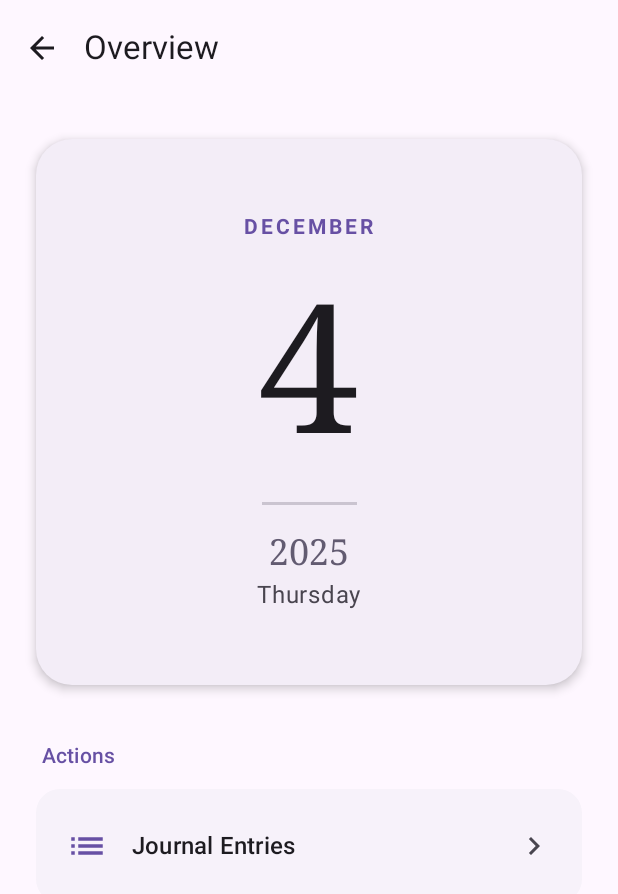
After one commit to below2/Journal-Better, an Android app built with Jetpack Compose: the composable DayDetailsScreen called with empty values, on a phone screen of 412 x 824 dp. The commit adds this screen. Shown: the top 894 px of the screen. Run offline under Robolectric (Android 15) with nearby library versions, the phone set to English and light mode, and no system bars.

Commit message:
Added day details screen for scaleability of features, refactored

```diff
--- a/app/src/main/java/com/beelow/journalbetter/navigation/JournalNavGraph.kt
+++ b/app/src/main/java/com/beelow/journalbetter/navigation/JournalNavGraph.kt
@@ -9,8 +9,9 @@ import androidx.navigation.compose.NavHost
 import androidx.navigation.compose.composable
 import androidx.navigation.navArgument
 import com.beelow.journalbetter.ui.calendar.CalendarScreen
+import com.beelow.journalbetter.ui.dayDetails.DayDetailsScreen
 import com.beelow.journalbetter.ui.entries.EntriesScreen
-import com.beelow.journalbetter.ui.entries.EntryDetailsScreen
+import com.beelow.journalbetter.ui.entryDetails.EntryDetailsScreen
 
 @RequiresApi(Build.VERSION_CODES.O)
 @Composable
@@ -26,9 +27,27 @@ fun JournalNavGraph(
                 onLogout = onLogout
             )
         }
+        // Day Details
+        composable(
+            "dayDetails/{date}",
+            arguments = listOf(navArgument("date") {
+                type = NavType.StringType
+                nullable = false
+            })
+        ) { backStackEntry ->
+            var date = backStackEntry.arguments?.getString("date")
+            if (date.isNullOrBlank()) {
+                date = "0000-01-01"
+            }
+
+            DayDetailsScreen(
+                navController = navController,
+                date = date
+            )
+        }
         // Entries
         composable(
-            "details/{date}?quickNote={quickNote}",
+            "entries/{date}?quickNote={quickNote}",
             arguments = listOf(
                 navArgument("date") {
                     type = NavType.StringType
@@ -46,7 +65,11 @@ fun JournalNavGraph(
                 date = "0000-01-01"
             }
 
-            EntriesScreen(date = date, quickNote = quickNote, navController = navController)
+            EntriesScreen(
+                date = date,
+                quickNote = quickNote,
+                navController = navController
+            )
         }
         // Entry Details
         composable(
--- a/app/src/main/java/com/beelow/journalbetter/ui/calendar/CalendarScreen.kt
+++ b/app/src/main/java/com/beelow/journalbetter/ui/calendar/CalendarScreen.kt
@@ -85,7 +85,7 @@ fun CalendarScreen(
                 onNextMonth = { viewModel.onSetNextMonth() },
                 onDayClick = { day ->
                     val date = String.format("%d-%02d-%02d", day.year, day.month + 1, day.day)
-                    navController.navigate("details/$date")
+                    navController.navigate("dayDetails/$date")
                 }
             )
 
@@ -95,7 +95,7 @@ fun CalendarScreen(
                     val now = LocalDateTime.now()
                     val date = String.format("%d-%02d-%02d", now.year, now.monthValue, now.dayOfMonth)
                     val encodedNote = URLEncoder.encode(note, StandardCharsets.UTF_8.toString())
-                    navController.navigate("details/$date?quickNote=$encodedNote")
+                    navController.navigate("entries/$date?quickNote=$encodedNote")
                 }
             )
         }
--- /dev/null
+++ b/app/src/main/java/com/beelow/journalbetter/ui/dayDetails/DayDetailsScreen.kt
@@ -0,0 +1,98 @@
+package com.beelow.journalbetter.ui.dayDetails
+
+import android.os.Build
+import androidx.annotation.RequiresApi
+import androidx.compose.foundation.layout.Column
+import androidx.compose.foundation.layout.Spacer
+import androidx.compose.foundation.layout.fillMaxSize
+import androidx.compose.foundation.layout.height
+import androidx.compose.foundation.layout.padding
+import androidx.compose.material.icons.Icons
+import androidx.compose.material.icons.automirrored.filled.ArrowBack
+import androidx.compose.material.icons.automirrored.filled.List
+import androidx.compose.material3.ExperimentalMaterial3Api
+import androidx.compose.material3.Icon
+import androidx.compose.material3.IconButton
+import androidx.compose.material3.MaterialTheme
+import androidx.compose.material3.Scaffold
+import androidx.compose.material3.Text
+import androidx.compose.material3.TopAppBar
+import androidx.compose.material3.TopAppBarDefaults
+import androidx.compose.runtime.Composable
+import androidx.compose.ui.Alignment
+import androidx.compose.ui.Modifier
+import androidx.compose.ui.unit.dp
+import androidx.lifecycle.viewmodel.compose.viewModel
+import androidx.navigation.NavController
+import com.beelow.journalbetter.ui.dayDetails.components.DateDisplayCard
+import com.beelow.journalbetter.ui.dayDetails.components.DetailsActionRow
+import java.time.LocalDate
+import java.time.format.DateTimeParseException
+
+@RequiresApi(Build.VERSION_CODES.O)
+@OptIn(ExperimentalMaterial3Api::class)
+@Composable
+fun DayDetailsScreen(
+    navController: NavController,
+    date: String,
+    viewModel: DayDetailsViewModel = viewModel()
+) {
+    // Parse the date string to a LocalDate object
+    val localDate = try {
+        LocalDate.parse(date)
+    } catch (e: DateTimeParseException) {
+        LocalDate.now()
+    }
+
+    Scaffold(
+        topBar = {
+            TopAppBar(
+                title = { Text("Overview") },
+                navigationIcon = {
+                    IconButton(onClick = { navController.popBackStack() }) {
+                        Icon(Icons.AutoMirrored.Filled.ArrowBack, "Back")
+                    }
+                },
+                colors = TopAppBarDefaults.topAppBarColors(
+                    containerColor = MaterialTheme.colorScheme.background
+                )
+            )
+        }
+    ) { paddingValues ->
+        Column(
+            modifier = Modifier
+                .fillMaxSize()
+                .padding(paddingValues)
+                .padding(24.dp), // Good outer padding
+            horizontalAlignment = Alignment.CenterHorizontally
+        ) {
+            // Calendar date
+            DateDisplayCard(
+                date = localDate,
+                modifier = Modifier.weight(0.55f) // Takes up about half the screen height vertically
+            )
+
+            Spacer(modifier = Modifier.height(32.dp))
+
+            // Actions
+            Column(
+                modifier = Modifier.weight(0.45f)
+            ) {
+                Text(
+                    text = "Actions",
+                    style = MaterialTheme.typography.labelLarge,
+                    color = MaterialTheme.colorScheme.primary,
+                    modifier = Modifier.padding(bottom = 12.dp, start = 4.dp)
+                )
+
+                DetailsActionRow(
+                    icon = Icons.AutoMirrored.Filled.List, // Or Icons.Default.Edit
+                    label = "Journal Entries",
+                    onClick = {
+                        navController.navigate("entries/$date")
+                    }
+                )
+            }
+        }
+    }
+}
--- /dev/null
+++ b/app/src/main/java/com/beelow/journalbetter/ui/dayDetails/DayDetailsViewModel.kt
@@ -0,0 +1,7 @@
+package com.beelow.journalbetter.ui.dayDetails
+
+import androidx.lifecycle.ViewModel
+
+class DayDetailsViewModel : ViewModel() {
+
+}
--- /dev/null
+++ b/app/src/main/java/com/beelow/journalbetter/ui/dayDetails/components/DateDisplayCard.kt
@@ -0,0 +1,102 @@
+package com.beelow.journalbetter.ui.dayDetails.components
+
+import android.os.Build
+import androidx.annotation.RequiresApi
+import androidx.compose.foundation.layout.Arrangement
+import androidx.compose.foundation.layout.Column
+import androidx.compose.foundation.layout.Spacer
+import androidx.compose.foundation.layout.aspectRatio
+import androidx.compose.foundation.layout.fillMaxSize
+import androidx.compose.foundation.layout.fillMaxWidth
+import androidx.compose.foundation.layout.height
+import androidx.compose.foundation.layout.padding
+import androidx.compose.foundation.shape.RoundedCornerShape
+import androidx.compose.material3.CardDefaults
+import androidx.compose.material3.ElevatedCard
+import androidx.compose.material3.HorizontalDivider
+import androidx.compose.material3.MaterialTheme
+import androidx.compose.material3.Text
+import androidx.compose.runtime.Composable
+import androidx.compose.ui.Alignment
+import androidx.compose.ui.Modifier
+import androidx.compose.ui.text.font.FontFamily
+import androidx.compose.ui.text.font.FontWeight
+import androidx.compose.ui.unit.dp
+import androidx.compose.ui.unit.sp
+import java.time.LocalDate
+import java.time.format.TextStyle
+import java.util.Locale
+
+@RequiresApi(Build.VERSION_CODES.O)
+@Composable
+fun DateDisplayCard(
+    date: LocalDate,
+    modifier: Modifier = Modifier
+) {
+    ElevatedCard(
+        modifier = modifier
+            .aspectRatio(1f)
+            .fillMaxWidth(),
+        shape = RoundedCornerShape(24.dp),
+        colors = CardDefaults.elevatedCardColors(
+            containerColor = MaterialTheme.colorScheme.surfaceContainer
+        ),
+        elevation = CardDefaults.cardElevation(defaultElevation = 4.dp)
+    ) {
+        Column(
+            modifier = Modifier
+                .fillMaxSize()
+                .padding(24.dp),
+            horizontalAlignment = Alignment.CenterHorizontally,
+            verticalArrangement = Arrangement.Center
+        ) {
+            // Month
+            Text(
+                text = date.month.getDisplayName(TextStyle.FULL, Locale.getDefault()).uppercase(),
+                style = MaterialTheme.typography.labelLarge,
+                letterSpacing = 2.sp,
+                color = MaterialTheme.colorScheme.primary,
+                fontWeight = FontWeight.Bold
+            )
+
+            Spacer(modifier = Modifier.height(16.dp))
+
+            // Day number
+            Text(
+                text = date.dayOfMonth.toString(),
+                style = MaterialTheme.typography.displayLarge.copy(
+                    fontSize = 120.sp, // Very big!
+                    fontFamily = FontFamily.Serif, // Use the serif font for elegance
+                    fontWeight = FontWeight.Light
+                ),
+                color = MaterialTheme.colorScheme.onSurface
+            )
+
+            Spacer(modifier = Modifier.height(16.dp))
+
+            HorizontalDivider(
+                modifier = Modifier.fillMaxWidth(0.2f), // Small decorative line
+                color = MaterialTheme.colorScheme.outlineVariant,
+                thickness = 2.dp
+            )
+
+            Spacer(modifier = Modifier.height(16.dp))
+
+            // Year
+            Text(
+                text = date.year.toString(),
+                style = MaterialTheme.typography.headlineSmall.copy(
+                    fontFamily = FontFamily.Serif
+                ),
+                color = MaterialTheme.colorScheme.secondary
+            )
+
+            // Weekday
+            Text(
+                text = date.dayOfWeek.getDisplayName(TextStyle.FULL, Locale.getDefault()),
+                style = MaterialTheme.typography.bodyLarge,
+                color = MaterialTheme.colorScheme.onSurfaceVariant
+            )
+        }
+    }
+}
--- /dev/null
+++ b/app/src/main/java/com/beelow/journalbetter/ui/dayDetails/components/DetailsActionRow.kt
@@ -0,0 +1,78 @@
+package com.beelow.journalbetter.ui.dayDetails.components
+
+import androidx.compose.foundation.clickable
+import androidx.compose.foundation.layout.Arrangement
+import androidx.compose.foundation.layout.Row
+import androidx.compose.foundation.layout.Spacer
+import androidx.compose.foundation.layout.fillMaxWidth
+import androidx.compose.foundation.layout.padding
+import androidx.compose.foundation.layout.size
+import androidx.compose.foundation.layout.width
+import androidx.compose.foundation.shape.RoundedCornerShape
+import androidx.compose.material.icons.Icons
+import androidx.compose.material.icons.automirrored.filled.KeyboardArrowRight
+import androidx.compose.material3.Card
+import androidx.compose.material3.CardDefaults
+import androidx.compose.material3.Icon
+import androidx.compose.material3.MaterialTheme
+import androidx.compose.material3.Text
+import androidx.compose.runtime.Composable
+import androidx.compose.ui.Alignment
+import androidx.compose.ui.Modifier
+import androidx.compose.ui.draw.clip
+import androidx.compose.ui.graphics.vector.ImageVector
+import androidx.compose.ui.text.font.FontWeight
+import androidx.compose.ui.unit.dp
+
+@Composable
+fun DetailsActionRow(
+    icon: ImageVector,
+    label: String,
+    onClick: () -> Unit,
+    modifier: Modifier = Modifier
+) {
+    Card(
+        modifier = modifier
+            .fillMaxWidth()
+            .clip(RoundedCornerShape(16.dp))
+            .clickable { onClick() },
+        colors = CardDefaults.cardColors(
+            containerColor = MaterialTheme.colorScheme.surfaceContainerLow
+        )
+    ) {
+        Row(
+            modifier = Modifier
+                .padding(horizontal = 20.dp, vertical = 24.dp)
+                .fillMaxWidth(),
+            verticalAlignment = Alignment.CenterVertically,
+            horizontalArrangement = Arrangement.SpaceBetween
+        ) {
+            Row(verticalAlignment = Alignment.CenterVertically) {
+                // Icon Box
+                Icon(
+                    imageVector = icon,
+                    contentDescription = null,
+                    tint = MaterialTheme.colorScheme.primary,
+                    modifier = Modifier.size(28.dp)
+                )
+
+                Spacer(modifier = Modifier.width(16.dp))
+
+                // Label
+                Text(
+                    text = label,
+                    style = MaterialTheme.typography.titleMedium,
+                    fontWeight = FontWeight.Medium,
+                    color = MaterialTheme.colorScheme.onSurface
+                )
+            }
+
+            // Chevron
+            Icon(
+                imageVector = Icons.AutoMirrored.Filled.KeyboardArrowRight,
+                contentDescription = "Go",
+                tint = MaterialTheme.colorScheme.onSurfaceVariant
+            )
+        }
+    }
+}
--- a/app/src/main/java/com/beelow/journalbetter/ui/entries/EntryDetailsScreen.kt
+++ b/app/src/main/java/com/beelow/journalbetter/ui/entryDetails/EntryDetailsScreen.kt
@@ -1,4 +1,4 @@
-package com.beelow.journalbetter.ui.entries
+package com.beelow.journalbetter.ui.entryDetails
 
 import android.os.Build
 import androidx.annotation.RequiresApi
@@ -34,11 +34,13 @@ import androidx.compose.ui.Alignment
 import androidx.compose.ui.Modifier
 import androidx.compose.ui.text.font.FontStyle
 import androidx.compose.ui.text.font.FontWeight
+import androidx.compose.ui.text.style.TextAlign
 import androidx.compose.ui.unit.dp
 import androidx.lifecycle.viewmodel.compose.viewModel
 import androidx.navigation.NavController
-import com.beelow.journalbetter.util.getDayHeader // Assuming you have this from previous files
+import com.beelow.journalbetter.util.getDayHeader
 import java.text.SimpleDateFormat
+import java.util.Date
 import java.util.Locale
 
 @RequiresApi(Build.VERSION_CODES.O)
@@ -102,14 +104,14 @@ fun EntryDetailsScreen(
                                 text = getDayHeader(entry.date ?: "Unknown"),
                                 style = MaterialTheme.typography.headlineMedium,
                                 color = MaterialTheme.colorScheme.onSecondaryContainer,
-                                textAlign = androidx.compose.ui.text.style.TextAlign.Center
+                                textAlign = TextAlign.Center
                             )
                         }
                     }
 
                     Spacer(modifier = Modifier.height(24.dp))
 
-                    // 2. Body Text
+                    // Body Text
                     Text(
                         text = "Journal Entry",
                         style = MaterialTheme.typography.labelLarge,
@@ -156,7 +158,7 @@ fun EntryDetailsScreen(
 }
 
 @Composable
-fun MetadataRow(label: String, date: java.util.Date?) {
+fun MetadataRow(label: String, date: Date?) {
     val formatter = SimpleDateFormat("MMMM d, yyyy 'at' h:mm a", Locale.getDefault())
     Row(
         modifier = Modifier.fillMaxWidth(),
--- a/app/src/main/java/com/beelow/journalbetter/ui/entries/EntryDetailsViewModel.kt
+++ b/app/src/main/java/com/beelow/journalbetter/ui/entryDetails/EntryDetailsViewModel.kt
@@ -1,4 +1,4 @@
-package com.beelow.journalbetter.ui.entries
+package com.beelow.journalbetter.ui.entryDetails
 
 import androidx.compose.runtime.getValue
 import androidx.compose.runtime.mutableStateOf
@@ -6,6 +6,7 @@ import androidx.compose.runtime.setValue
 import androidx.lifecycle.ViewModel
 import androidx.lifecycle.viewModelScope
 import com.beelow.journalbetter.data.JournalEntry
+import com.beelow.journalbetter.ui.entries.EntriesRepository
 import kotlinx.coroutines.launch
 
 class EntryDetailsViewModel : ViewModel() {
```
Also changed, not shown: 1 other file.
